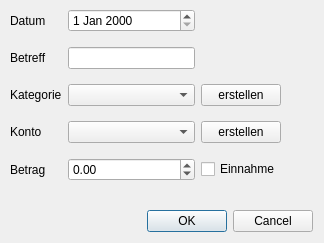
marcuskraft/DimeDiaryJavaFx, file View/src/main/resources/design/ui/transactiondialog.ui: the form before one commit.
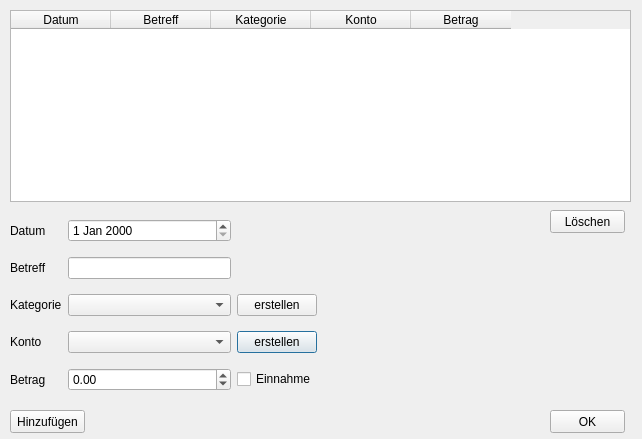
The form after the commit.

Commit message: refactoring; transaction dialog modified; transaction can now be deleted

What changed in the file:
```diff
--- a/View/src/main/resources/design/ui/transactiondialog.ui
+++ b/View/src/main/resources/design/ui/transactiondialog.ui
@@ -6,8 +6,8 @@
    <rect>
     <x>0</x>
     <y>0</y>
-    <width>324</width>
-    <height>243</height>
+    <width>642</width>
+    <height>439</height>
    </rect>
   </property>
   <property name="windowTitle">
@@ -17,22 +17,28 @@
    <property name="geometry">
     <rect>
      <x>10</x>
-     <y>0</y>
-     <width>271</width>
+     <y>210</y>
+     <width>307</width>
      <height>191</height>
     </rect>
    </property>
    <layout class="QGridLayout" name="gridLayout">
-    <item row="4" column="2">
-     <widget class="QDoubleSpinBox" name="doubleSpinBoxAmount">
-      <property name="minimum">
-       <double>-999999999.000000000000000</double>
-      </property>
-      <property name="maximum">
-       <double>999999999.000000000000000</double>
+    <item row="1" column="2">
+     <widget class="QLineEdit" name="subjectEdit"/>
+    </item>
+    <item row="3" column="2">
+     <widget class="QComboBox" name="comboBoxAccount"/>
+    </item>
+    <item row="4" column="1">
+     <widget class="QLabel" name="label_5">
+      <property name="text">
+       <string>Betrag</string>
       </property>
      </widget>
     </item>
+    <item row="0" column="2">
+     <widget class="QDateEdit" name="dateEdit"/>
+    </item>
     <item row="2" column="1">
      <widget class="QLabel" name="label_3">
       <property name="text">
@@ -40,9 +46,6 @@
       </property>
      </widget>
     </item>
-    <item row="0" column="2">
-     <widget class="QDateEdit" name="dateEdit"/>
-    </item>
     <item row="1" column="1">
      <widget class="QLabel" name="label_2">
       <property name="text">
@@ -50,19 +53,6 @@
       </property>
      </widget>
     </item>
-    <item row="0" column="1">
-     <widget class="QLabel" name="label">
-      <property name="text">
-       <string>Datum</string>
-      </property>
-     </widget>
-    </item>
-    <item row="1" column="2">
-     <widget class="QLineEdit" name="subjectEdit"/>
-    </item>
-    <item row="3" column="2">
-     <widget class="QComboBox" name="comboBoxAccount"/>
-    </item>
     <item row="3" column="1">
      <widget class="QLabel" name="label_4">
       <property name="text">
@@ -70,16 +60,13 @@
       </property>
      </widget>
     </item>
-    <item row="4" column="1">
-     <widget class="QLabel" name="label_5">
+    <item row="3" column="3">
+     <widget class="QPushButton" name="pushButtonAddAccount">
       <property name="text">
-       <string>Betrag</string>
+       <string>erstellen</string>
       </property>
      </widget>
     </item>
-    <item row="2" column="2">
-     <widget class="QComboBox" name="comboBoxCategory"/>
-    </item>
     <item row="4" column="3">
      <widget class="QCheckBox" name="checkBoxIncome">
       <property name="text">
@@ -87,6 +74,9 @@
       </property>
      </widget>
     </item>
+    <item row="2" column="2">
+     <widget class="QComboBox" name="comboBoxCategory"/>
+    </item>
     <item row="2" column="3">
      <widget class="QPushButton" name="pushButtonAddCategory">
       <property name="text">
@@ -94,29 +84,100 @@
       </property>
      </widget>
     </item>
-    <item row="3" column="3">
-     <widget class="QPushButton" name="pushButtonAddAccount">
+    <item row="0" column="1">
+     <widget class="QLabel" name="label">
       <property name="text">
-       <string>erstellen</string>
+       <string>Datum</string>
+      </property>
+     </widget>
+    </item>
+    <item row="4" column="2">
+     <widget class="QDoubleSpinBox" name="doubleSpinBoxAmount">
+      <property name="minimum">
+       <double>-999999999.000000000000000</double>
+      </property>
+      <property name="maximum">
+       <double>999999999.000000000000000</double>
       </property>
      </widget>
     </item>
    </layout>
   </widget>
-  <widget class="QDialogButtonBox" name="buttonBox">
+  <widget class="QPushButton" name="pushButtonAdd">
    <property name="geometry">
     <rect>
-     <x>80</x>
+     <x>10</x>
+     <y>410</y>
+     <width>75</width>
+     <height>23</height>
+    </rect>
+   </property>
+   <property name="text">
+    <string>Hinzufügen</string>
+   </property>
+  </widget>
+  <widget class="QTableWidget" name="tableTransactions">
+   <property name="geometry">
+    <rect>
+     <x>10</x>
+     <y>10</y>
+     <width>621</width>
+     <height>192</height>
+    </rect>
+   </property>
+   <property name="selectionBehavior">
+    <enum>QAbstractItemView::SelectRows</enum>
+   </property>
+   <column>
+    <property name="text">
+     <string>Datum</string>
+    </property>
+   </column>
+   <column>
+    <property name="text">
+     <string>Betreff</string>
+    </property>
+   </column>
+   <column>
+    <property name="text">
+     <string>Kategorie</string>
+    </property>
+   </column>
+   <column>
+    <property name="text">
+     <string>Konto</string>
+    </property>
+   </column>
+   <column>
+    <property name="text">
+     <string>Betrag</string>
+    </property>
+   </column>
+  </widget>
+  <widget class="QPushButton" name="pushButtonDelete">
+   <property name="geometry">
+    <rect>
+     <x>550</x>
      <y>210</y>
-     <width>233</width>
+     <width>75</width>
      <height>23</height>
     </rect>
    </property>
-   <property name="orientation">
-    <enum>Qt::Horizontal</enum>
+   <property name="text">
+    <string>Löschen</string>
    </property>
-   <property name="standardButtons">
-    <set>QDialogButtonBox::Cancel|QDialogButtonBox::Ok</set>
+  </widget>
+  <widget class="QPushButton" name="pushButtonOK">
+   <property name="geometry">
+    <rect>
+     <x>550</x>
+     <y>410</y>
+     <width>75</width>
+     <height>23</height>
+    </rect>
+   </property>
+   <property name="text">
+    <string>OK</string>
    </property>
   </widget>
  </widget>
```
Left out of the diff: 42 changed lines with no effect on the pictures. The commit also changes 22 other files.
